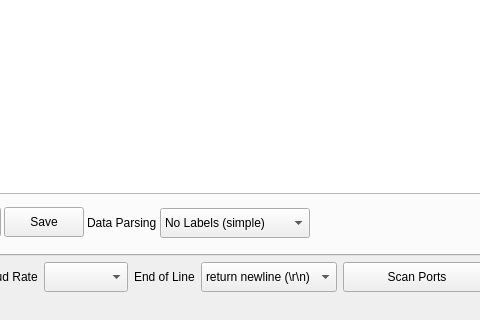
Before: the Qt Designer form assets/serialUI.ui in uutzinger/SerialUI, drawn with Qt 5; both pictures show x 179 to 659 and y 455 to 775 of the 1283 by 775 pixel window.
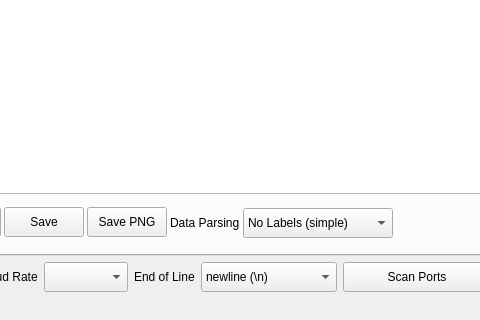
After: the same form once the commit is applied. The open tabs and pages were chosen to show the change. Custom widgets are drawn as their Qt base class.

The edit to the form file:
```diff
--- a/assets/serialUI.ui
+++ b/assets/serialUI.ui
@@ -379,6 +379,22 @@
               </property>
              </widget>
             </item>
+            <item>
+             <widget class="QPushButton" name="pushButton_ChartSaveFigure">
+              <property name="minimumSize">
+               <size>
+                <width>0</width>
+                <height>30</height>
+               </size>
+              </property>
+              <property name="toolTip">
+               <string>&lt;html&gt;&lt;head/&gt;&lt;body&gt;&lt;p&gt;Save current figure to svg file.&lt;/p&gt;&lt;/body&gt;&lt;/html&gt;</string>
+              </property>
+              <property name="text">
+               <string>Save PNG</string>
+              </property>
+             </widget>
+            </item>
             <item>
              <layout class="QFormLayout" name="formLayout_DataSeparator">
               <property name="formAlignment">
@@ -1801,11 +1817,9 @@
               <pointsize>9</pointsize>
              </font>
             </property>
-            <item>
-             <property name="text">
-              <string>return newline (\r\n)</string>
-             </property>
-            </item>
+            <property name="toolTip">
+             <string>&lt;html&gt;&lt;head/&gt;&lt;body&gt;&lt;p&gt;Incoming lines are expected to have this EOL&lt;/p&gt;&lt;/body&gt;&lt;/html&gt;</string>
+            </property>
             <item>
              <property name="text">
               <string>newline (\n)</string>
```
Left out of the diff: 50 changed lines with no effect on the pictures.
